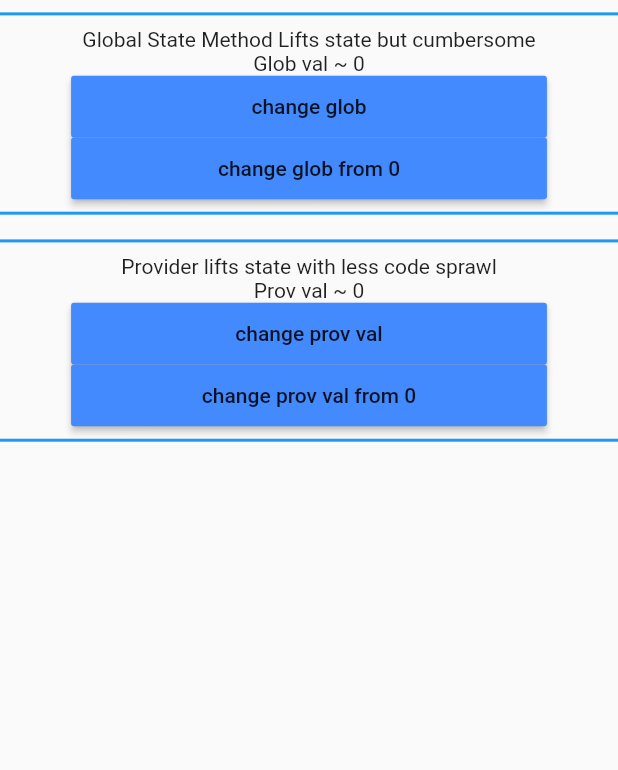
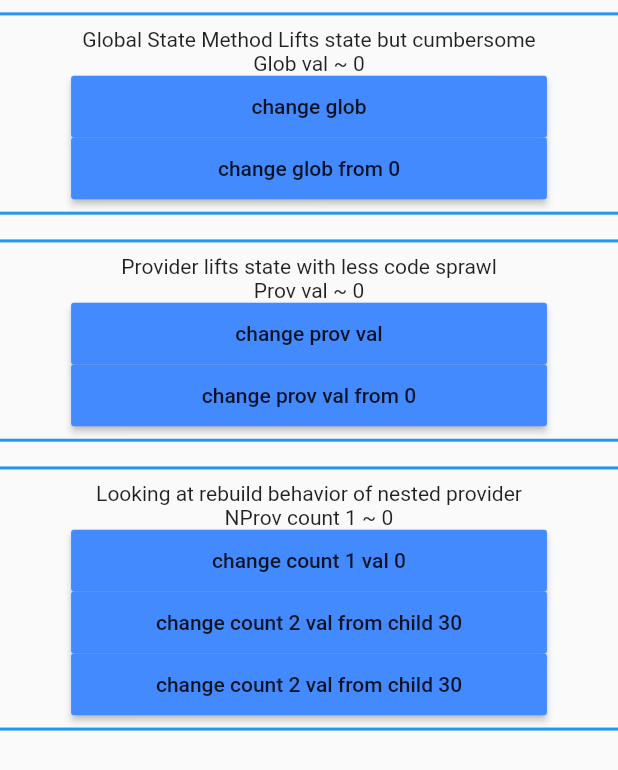
Before and after one commit to ryanadrig/flutter_provider_state_test, a Flutter app: the screen it shows after launch, on a phone screen of 412 x 824 dp. Shown: the top 770 px of the screen. Run offline on Flutter 3.47's test engine with Material 2 defaults, Android fonts, the phone set to English and light mode, and no system bars.

Commit message:
nested rebuild test

```diff
--- a/lib/main.dart
+++ b/lib/main.dart
@@ -4,11 +4,13 @@ import 'package:provider/provider.dart';
 import 'package:provider_state_test/globs.dart';
 import 'package:provider_state_test/glob_state.dart';
 import 'package:provider_state_test/prov_state.dart';
+import 'package:provider_state_test/nprov_state.dart';
 
 void main() {
   runApp(MultiProvider(
       providers: [
         ChangeNotifierProvider(create: (_) => ProvState()),
+        ChangeNotifierProvider(create: (_) => NProvState()),
       ],
       child:MyApp()));
 }
@@ -95,6 +97,29 @@ class _Provider_Test_RootState extends State<Provider_Test_Root> {
               ],),
           )),
 
+        Padding(
+            padding: EdgeInsets.symmetric(vertical: ss.height*.01),
+            child:Container(
+              padding: EdgeInsets.symmetric(vertical: ss.height*.01),
+              decoration: BoxDecoration(
+                  border: Border(
+                      top: BorderSide(width:2.0, color: Colors.blue),
+                      bottom: BorderSide(width:2.0, color: Colors.blue)
+                  )
+              ),
+              // height: ss.height,
+              child: Column(
+                mainAxisSize: MainAxisSize.min,
+                children: [
+
+
+                  Text("Looking at rebuild behavior of nested provider"),
+                  NProvState_Child_1(),
+                  NProvState_Child_2(),
+
+                ],),
+            )),
+
     ])
 
     )));
--- /dev/null
+++ b/lib/nprov_state.dart
@@ -0,0 +1,142 @@
+import 'package:flutter/foundation.dart';
+import 'package:flutter/material.dart';
+import 'package:provider/provider.dart';
+import 'package:provider_state_test/globs.dart';
+
+class NProvState with ChangeNotifier, DiagnosticableTreeMixin {
+  int _count1 = 0;
+  int get count1 => _count1;
+
+  int _count2 = 0;
+  int get count2 => _count2;
+
+  void increment_count1() {
+    _count1++;
+    notifyListeners();
+  }
+
+  void increment_count2() {
+    _count2++;
+    notifyListeners();
+  }
+
+  /// Makes `Counter` readable inside the devtools by listing all of its properties
+  @override
+  void debugFillProperties(DiagnosticPropertiesBuilder properties) {
+    super.debugFillProperties(properties);
+    // properties.add(IntProperty('count', count));
+    // properties.add(IntProperty('count', count));
+  }
+}
+
+class NProvState_Child_1 extends StatefulWidget {
+  const NProvState_Child_1({Key? key}) : super(key: key);
+
+  @override
+  _NProvState_Child_1State createState() => _NProvState_Child_1State();
+}
+
+class _NProvState_Child_1State extends State<NProvState_Child_1> {
+  @override
+  Widget build(BuildContext context) {
+    print("nprov child 1 build");
+    return Container(
+        child:Text('NProv count 1 ~ ${context.watch<NProvState>().count1}',));
+  }
+}
+
+class NProvState_Child_2 extends StatefulWidget {
+  const NProvState_Child_2({Key? key}) : super(key: key);
+
+  @override
+  _NProvState_Child_2State createState() => _NProvState_Child_2State();
+}
+
+class _NProvState_Child_2State extends State<NProvState_Child_2> {
+  @override
+  Widget build(BuildContext context) {
+    print("nprov child 2 build");
+    return Column(children:[Container(
+        width: ss.width*.77,
+        height: ss.width*.1,
+        child: MaterialButton(
+          color: Colors.blueAccent,
+          onPressed: (){
+
+            context.read<NProvState>().increment_count1();
+          },
+          child: Text("change count 1 val " + '${context.watch<NProvState>().count1}'),
+        )
+    ),
+
+      // forces rebuild of children 1 and 2 even though no references to count2
+      NProvState_Child_3(),
+
+      // only rebuilds itself
+      LocalState_Child_3()
+
+    ]);
+  }
+}
+
+
+class NProvState_Child_3 extends StatefulWidget {
+  const NProvState_Child_3({Key? key}) : super(key: key);
+
+  @override
+  _NProvState_Child_3State createState() => _NProvState_Child_3State();
+}
+
+class _NProvState_Child_3State extends State<NProvState_Child_3> {
+  int local_count2 = 0;
+
+  @override
+  Widget build(BuildContext context) {
+    print("nprov child 3 build");
+    return Container(
+        width: ss.width*.77,
+        height: ss.width*.1,
+        child: MaterialButton(
+          color: Colors.blueAccent,
+          onPressed: (){
+            context.read<NProvState>().increment_count2();
+          },
+          child:
+          Text("change count 2 val from child 3" + '${context.watch<NProvState>().count2}'),
+        )
+    );
+  }
+}
+
+class LocalState_Child_3 extends StatefulWidget {
+  const LocalState_Child_3({Key? key}) : super(key: key);
+
+  @override
+  LocalState_Child_3State createState() => LocalState_Child_3State();
+}
+
+class LocalState_Child_3State extends State<LocalState_Child_3> {
+  int local_count2 = 0;
+
+  @override
+  Widget build(BuildContext context) {
+    print("local child 3 build");
+    return Container(
+        width: ss.width*.77,
+        height: ss.width*.1,
+        child: MaterialButton(
+          color: Colors.blueAccent,
+          onPressed: (){
+            // Again only one method
+            // context.read<NProvState>().increment_count2();
+            setState(() {
+              local_count2 +=1;
+            });
+          },
+          child:
+          // Text("change count 2 val from child 3" + '${context.watch<NProvState>().count2}'),
+          Text("change count 2 val from child 3" + '${local_count2}'),
+        )
+    );
+  }
+}
--- a/lib/prov_state.dart
+++ b/lib/prov_state.dart
@@ -30,6 +30,7 @@ class ProvState_Child_1 extends StatefulWidget {
 class _ProvState_Child_1State extends State<ProvState_Child_1> {
   @override
   Widget build(BuildContext context) {
+    print("prov child 1 build");
     return Container(
       child:Text('Prov val ~ ${context.watch<ProvState>().count}',));
   }
@@ -45,6 +46,7 @@ class ProvState_Child_2 extends StatefulWidget {
 class _ProvState_Child_2State extends State<ProvState_Child_2> {
   @override
   Widget build(BuildContext context) {
+    print("prov child 2 build");
     return Container(
         width: ss.width*.77,
         height: ss.width*.1,
@@ -72,6 +74,7 @@ class ProvState_Child_3 extends StatefulWidget {
 class _ProvState_Child_3State extends State<ProvState_Child_3> {
   @override
   Widget build(BuildContext context) {
+    print("prov child 3 build");
     return Container(
         width: ss.width*.77,
         height: ss.width*.1,
```
